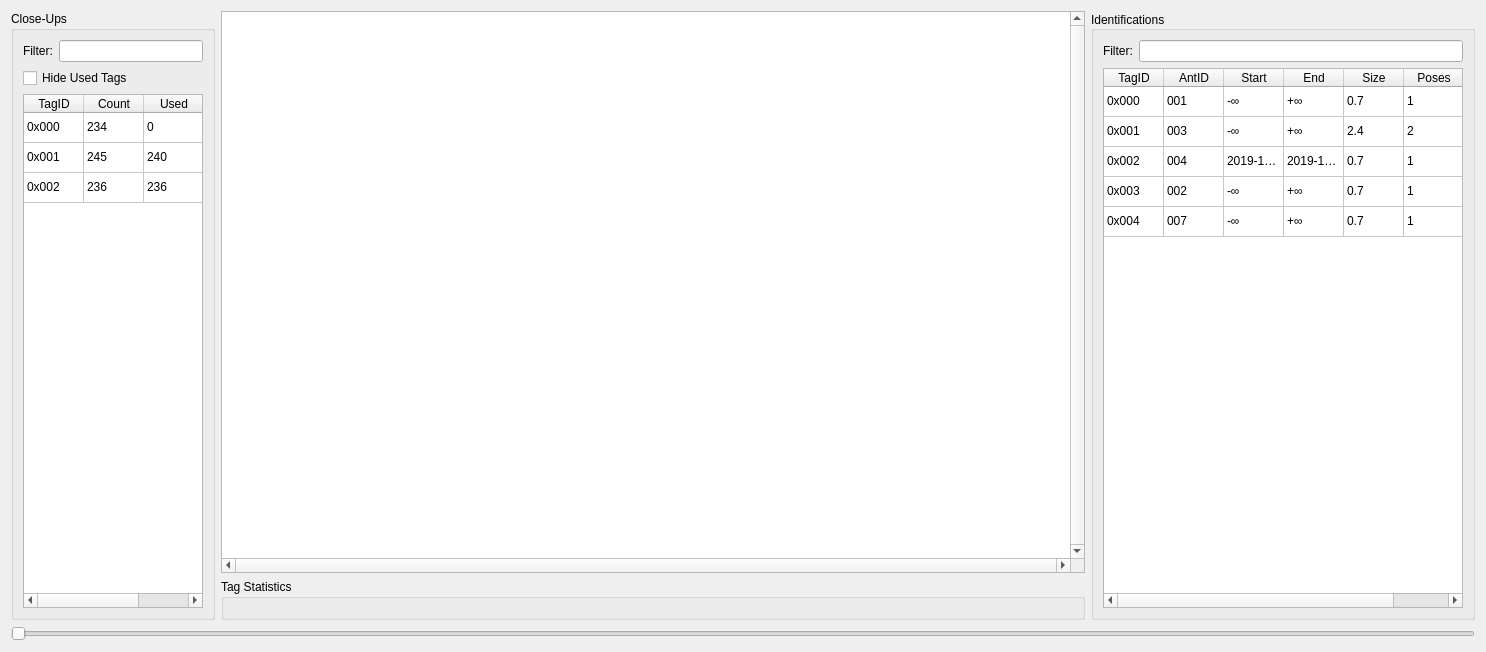
First picture: the form in src/fort/studio/workspace/IdentificationWorkspace.ui, repository formicidae-tracker/studio, before the edit.
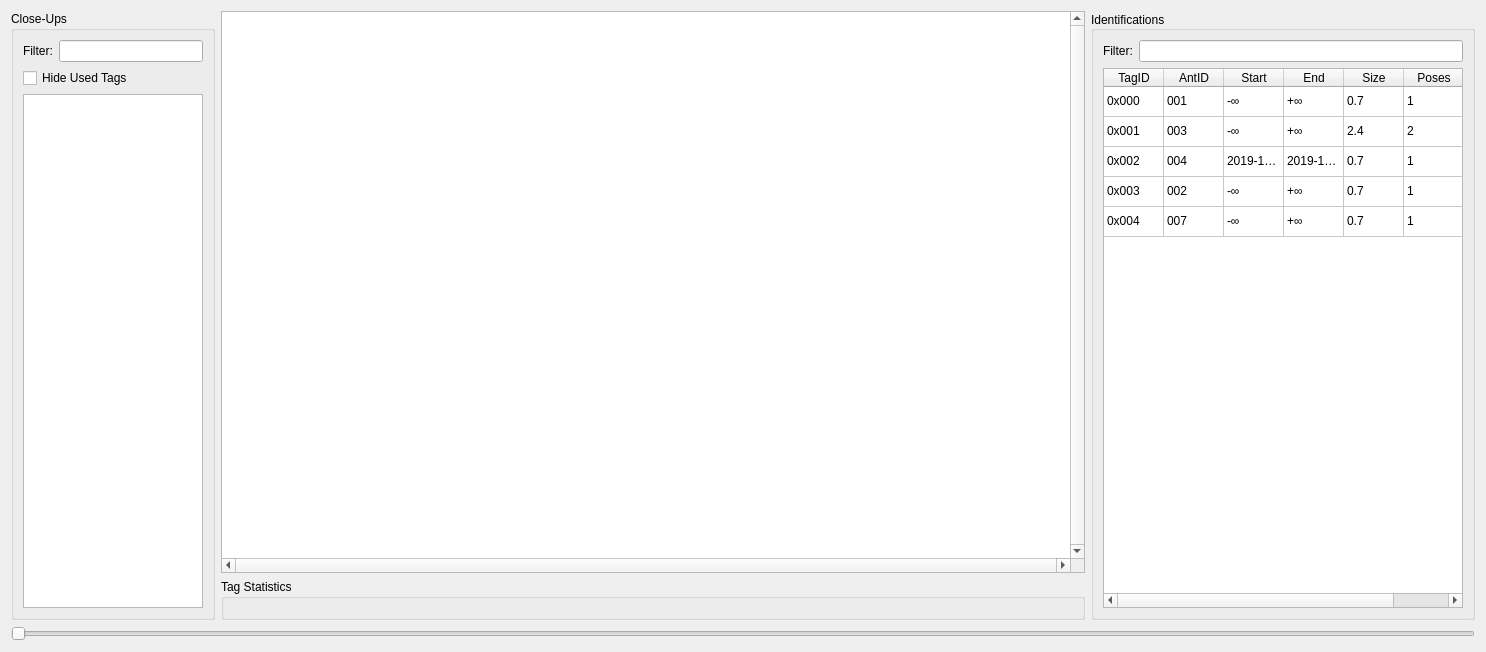
Second picture: the form after the edit. Custom widgets are drawn as their Qt base class.

Commit message: Adds a TagCloseUpBridge to manage listings of close-ups

Patch:
```diff
--- a/src/fort/studio/workspace/IdentificationWorkspace.ui
+++ b/src/fort/studio/workspace/IdentificationWorkspace.ui
@@ -327,7 +327,7 @@
        </layout>
       </item>
       <item>
-       <widget class="QTableWidget" name="closeUpView">
+       <widget class="QTableView" name="closeUpView">
         <property name="sizePolicy">
          <sizepolicy hsizetype="Maximum" vsizetype="Expanding">
           <horstretch>0</horstretch>
@@ -340,23 +340,17 @@
           <height>16777215</height>
          </size>
         </property>
-        <attribute name="horizontalHeaderVisible">
-         <bool>true</bool>
-        </attribute>
-        <attribute name="horizontalHeaderCascadingSectionResizes">
-         <bool>false</bool>
-        </attribute>
-        <attribute name="horizontalHeaderDefaultSectionSize">
+        <attribute name="horizontalHeaderMinimumSectionSize">
          <number>60</number>
         </attribute>
+        <attribute name="horizontalHeaderDefaultSectionSize">
+         <number>57</number>
+        </attribute>
         <attribute name="horizontalHeaderHighlightSections">
-         <bool>true</bool>
-        </attribute>
-        <attribute name="horizontalHeaderMinimumSectionSize">
-         <number>50</number>
+         <bool>false</bool>
         </attribute>
         <attribute name="horizontalHeaderShowSortIndicator" stdset="0">
-         <bool>false</bool>
+         <bool>true</bool>
         </attribute>
         <attribute name="horizontalHeaderStretchLastSection">
          <bool>true</bool>
@@ -367,84 +361,15 @@
         <attribute name="verticalHeaderCascadingSectionResizes">
          <bool>false</bool>
         </attribute>
-        <attribute name="verticalHeaderDefaultSectionSize">
+        <attribute name="verticalHeaderMinimumSectionSize">
          <number>30</number>
         </attribute>
-        <row>
-         <property name="text">
-          <string>New Row</string>
-         </property>
-        </row>
-        <row>
-         <property name="text">
-          <string>New Row</string>
-         </property>
-        </row>
-        <row>
-         <property name="text">
-          <string>New Row</string>
-         </property>
-        </row>
-        <column>
-         <property name="text">
-          <string>TagID</string>
-         </property>
-        </column>
-        <column>
-         <property name="text">
-          <string>Count</string>
-         </property>
-        </column>
-        <column>
-         <property name="text">
-          <string>Used</string>
-         </property>
-        </column>
-        <item row="0" column="0">
-         <property name="text">
-          <string>0x000</string>
-         </property>
-        </item>
-        <item row="0" column="1">
-         <property name="text">
-          <string>234</string>
-         </property>
-        </item>
-        <item row="0" column="2">
-         <property name="text">
-          <string>0</string>
-         </property>
-        </item>
-        <item row="1" column="0">
-         <property name="text">
-          <string>0x001</string>
-         </property>
-        </item>
-        <item row="1" column="1">
-         <property name="text">
-          <string>245</string>
-         </property>
-        </item>
-        <item row="1" column="2">
-         <property name="text">
-          <string>240</string>
-         </property>
-        </item>
-        <item row="2" column="0">
-         <property name="text">
-          <string>0x002</string>
-         </property>
-        </item>
-        <item row="2" column="1">
-         <property name="text">
-          <string>236</string>
-         </property>
-        </item>
-        <item row="2" column="2">
-         <property name="text">
-          <string>236</string>
-         </property>
-        </item>
+        <attribute name="verticalHeaderDefaultSectionSize">
+         <number>21</number>
+        </attribute>
+        <attribute name="verticalHeaderHighlightSections">
+         <bool>false</bool>
+        </attribute>
        </widget>
       </item>
      </layout>
```
Left out of the diff: 8 changed lines with no effect on the pictures. The commit also changes 7 other files.
